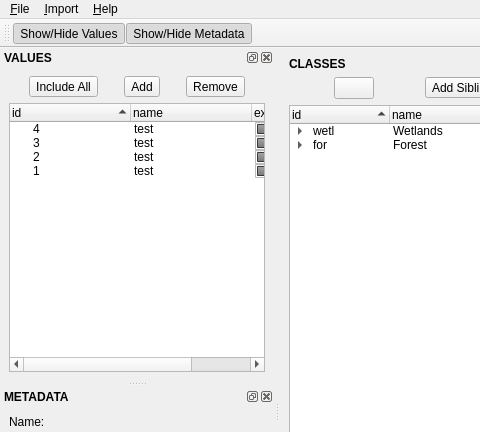
Old version of the form LCCEditor/gui/main.ui in the repository USEPA/LCCEditor; both pictures show x 0 to 480 and y 0 to 432 of the 940 by 774 pixel window.
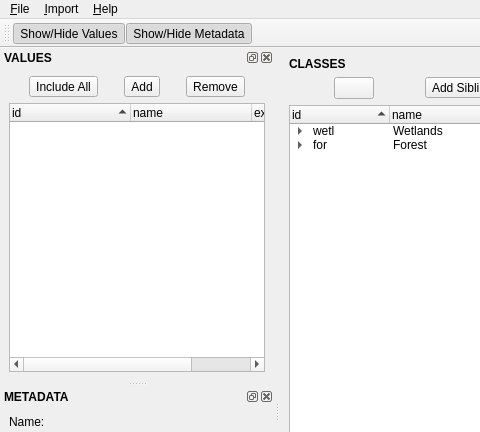
New version of the form. Icons and pictures are not drawn.

Diff of the .ui file:
```diff
--- a/LCCEditor/gui/main.ui
+++ b/LCCEditor/gui/main.ui
@@ -352,62 +352,6 @@
          <string>excluded</string>
         </property>
        </column>
-       <item>
-        <property name="text">
-         <string>4</string>
-        </property>
-        <property name="text">
-         <string>test</string>
-        </property>
-        <property name="text">
-         <string/>
-        </property>
-        <property name="checkState">
-         <enum>PartiallyChecked</enum>
-        </property>
-       </item>
-       <item>
-        <property name="text">
-         <string>3</string>
-        </property>
-        <property name="text">
-         <string>test</string>
-        </property>
-        <property name="text">
-         <string/>
-        </property>
-        <property name="checkState">
-         <enum>PartiallyChecked</enum>
-        </property>
-       </item>
-       <item>
-        <property name="text">
-         <string>2</string>
-        </property>
-        <property name="text">
-         <string>test</string>
-        </property>
-        <property name="text">
-         <string/>
-        </property>
-        <property name="checkState">
-         <enum>PartiallyChecked</enum>
-        </property>
-       </item>
-       <item>
-        <property name="text">
-         <string>1</string>
-        </property>
-        <property name="text">
-         <string>test</string>
-        </property>
-        <property name="text">
-         <string/>
-        </property>
-        <property name="checkState">
-         <enum>PartiallyChecked</enum>
-        </property>
-       </item>
       </widget>
      </item>
     </layout>
```
